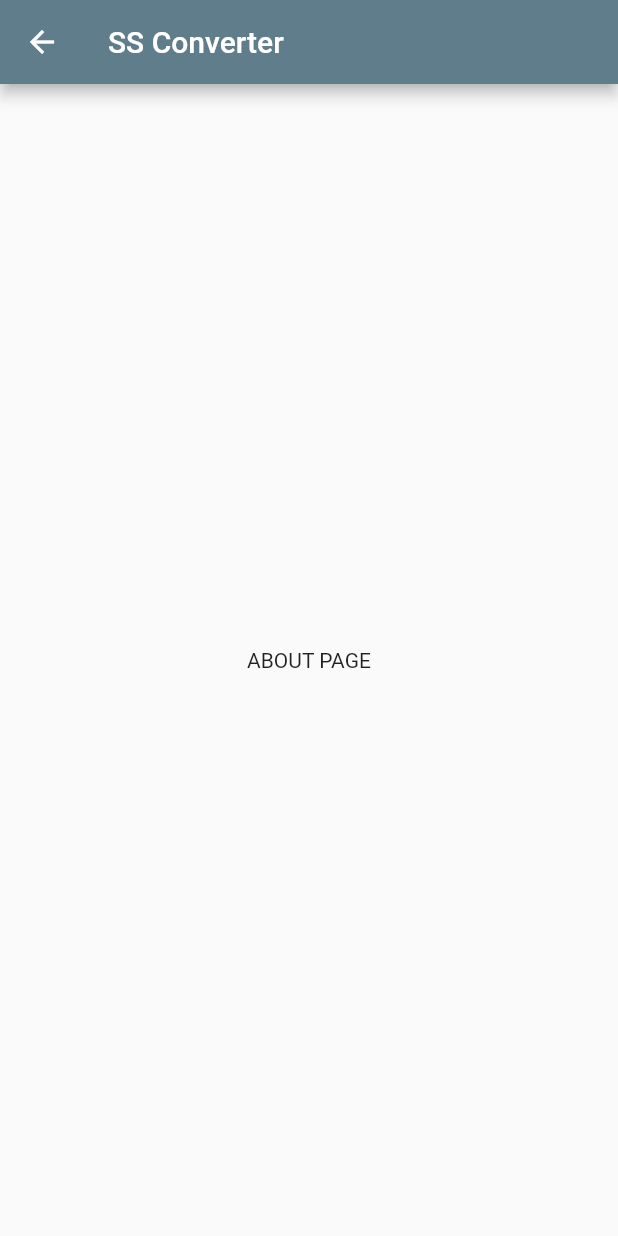
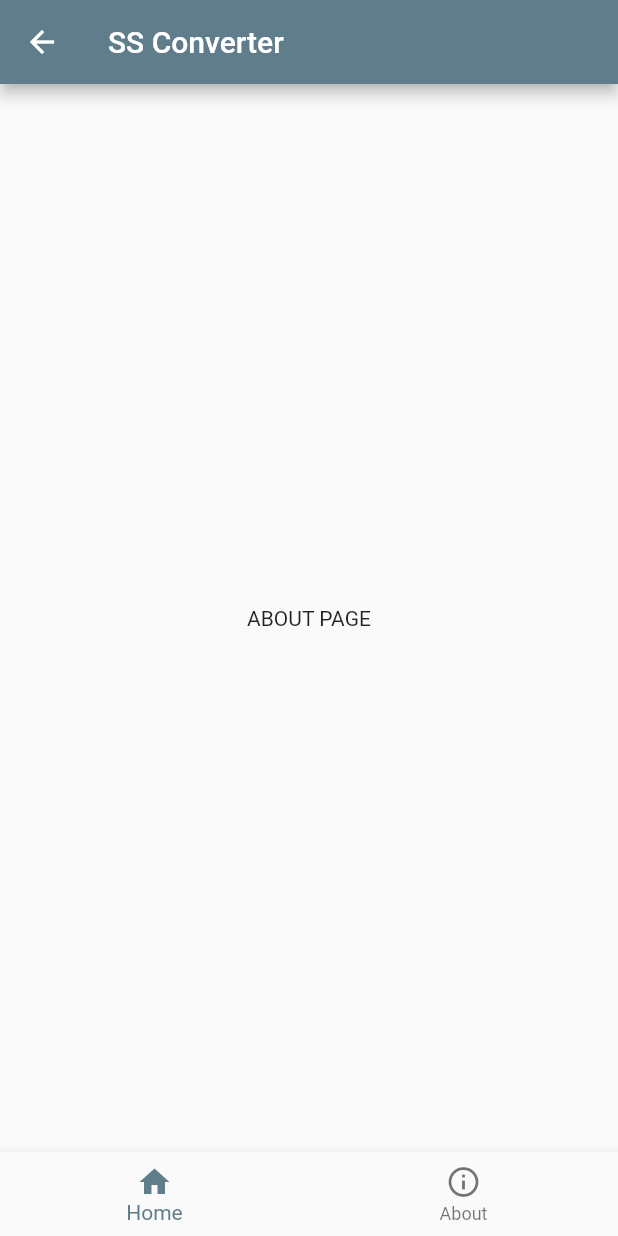
Before and after one commit to lazyrainynight/ssconverter, a Flutter app: the AboutScreen screen opened directly, on a phone screen of 412 x 824 dp. Run offline on Flutter 3.47's test engine with Material 2 defaults, Android fonts, the phone set to English and light mode, and no system bars.

Commit message:
Add BottomNavigationBar

```diff
--- a/lib/screens/about_screen.dart
+++ b/lib/screens/about_screen.dart
@@ -1,4 +1,5 @@
 import 'package:flutter/material.dart';
+import 'package:ssconverter/shared/menu_bottom.dart';
 // import 'package:ssconverter/shared/menu_drawer.dart';
 
 class AboutScreen extends StatelessWidget {
@@ -9,6 +10,7 @@ class AboutScreen extends StatelessWidget {
     return Scaffold(
       appBar: AppBar(title: const Text('SS Converter')),
       // drawer: const MenuDrawer(),
+      bottomNavigationBar: const MenuBottom(),
       body: const Center(child: Text('ABOUT PAGE')),
     );
   }
--- a/lib/screens/my_home_page.dart
+++ b/lib/screens/my_home_page.dart
@@ -1,4 +1,5 @@
 import 'package:flutter/material.dart';
+import 'package:ssconverter/shared/menu_bottom.dart';
 // import 'package:ssconverter/shared/menu_drawer.dart';
 
 class MyHomePage extends StatefulWidget {
@@ -27,6 +28,7 @@ class _MyHomePageState extends State<MyHomePage> {
         title: Center(child: Text(widget.title)),
       ),
       // drawer: const MenuDrawer(),
+      bottomNavigationBar: const MenuBottom(),
       body: Container(
         // decoration: const BoxDecoration(
         //   image: DecorationImage(
--- /dev/null
+++ b/lib/shared/menu_bottom.dart
@@ -0,0 +1,25 @@
+import 'package:flutter/material.dart';
+
+class MenuBottom extends StatelessWidget {
+  const MenuBottom({Key? key}) : super(key: key);
+
+  @override
+  Widget build(BuildContext context) {
+    return BottomNavigationBar(
+      items: const [
+        BottomNavigationBarItem(icon: Icon(Icons.home), label: 'Home'),
+        BottomNavigationBarItem(icon: Icon(Icons.info_outline), label: 'About'),
+      ],
+      onTap: (index) {
+        switch (index) {
+          case 0:
+            Navigator.pushNamed(context, '/');
+            break;
+          case 1:
+            Navigator.pushNamed(context, '/about');
+            break;
+        }
+      },
+    );
+  }
+}
```
Also changed, not shown: lib/main.dart (+6 -1 lines).
